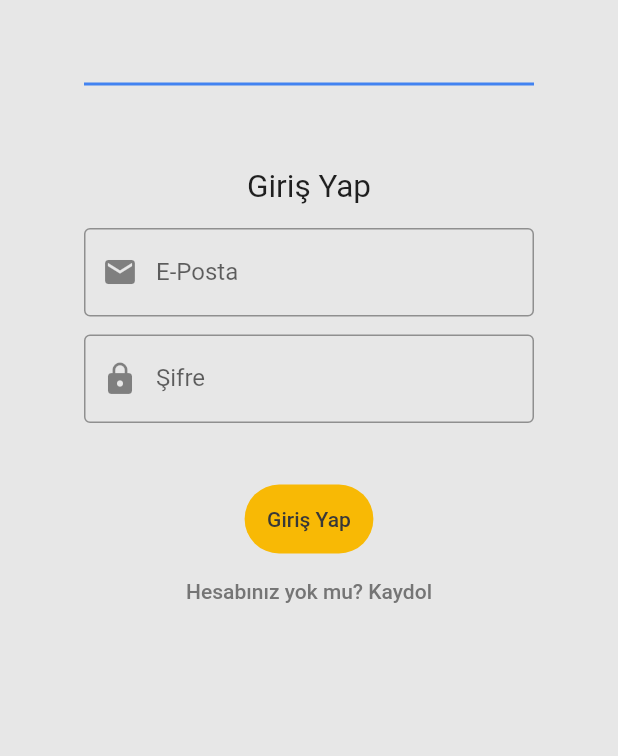
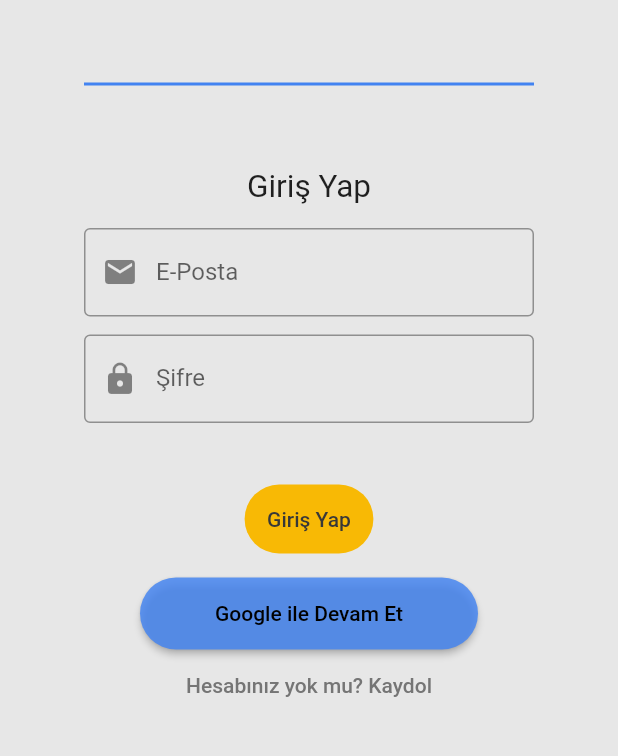
Before and after one commit to admozlp/akademi_kariyer_flutter, a Flutter app: the screen it shows after launch, on a phone screen of 412 x 824 dp, the part 246-1002 px from its top. Run offline on Flutter 3.47's test engine with Material 2 defaults, Android fonts, the phone set to English and light mode, and no system bars; our stand-ins replace cloud_firestore, firebase_auth, firebase_core, flutter_slidable, font_awesome_flutter, get and 1 more; missing offline and left inert: avatar_stack; accounts and stored records are empty; network calls fail.

Commit message:
Add files via upload
Google butonu eklendi ancak firebase işlevi yok

```diff
--- a/lib/view/sign_in.dart
+++ b/lib/view/sign_in.dart
@@ -127,6 +127,22 @@
                           "Giriş Yap",
                           style: TextStyle(color: academyBlack),
                         )),
+                    SizedBox(height: 15.0),
+                    ElevatedButton(
+                      onPressed: () {
+                        // TODO: Handle login
+                      },
+                      child: Text('Google ile Devam Et'),
+                      style: ElevatedButton.styleFrom(
+                        backgroundColor: Color.fromARGB(210, 66, 131, 241),
+                        foregroundColor: Color.fromARGB(255, 0, 0, 0),
+                        shape: StadiumBorder(),
+                        padding: EdgeInsets.symmetric(
+                          horizontal: 50.0,
+                          vertical: 16.0,
+                        ),
+                      ),
+                    ),
                     TextButton(
                         onPressed: () {
                           Navigator.of(context).pushReplacement(
```
